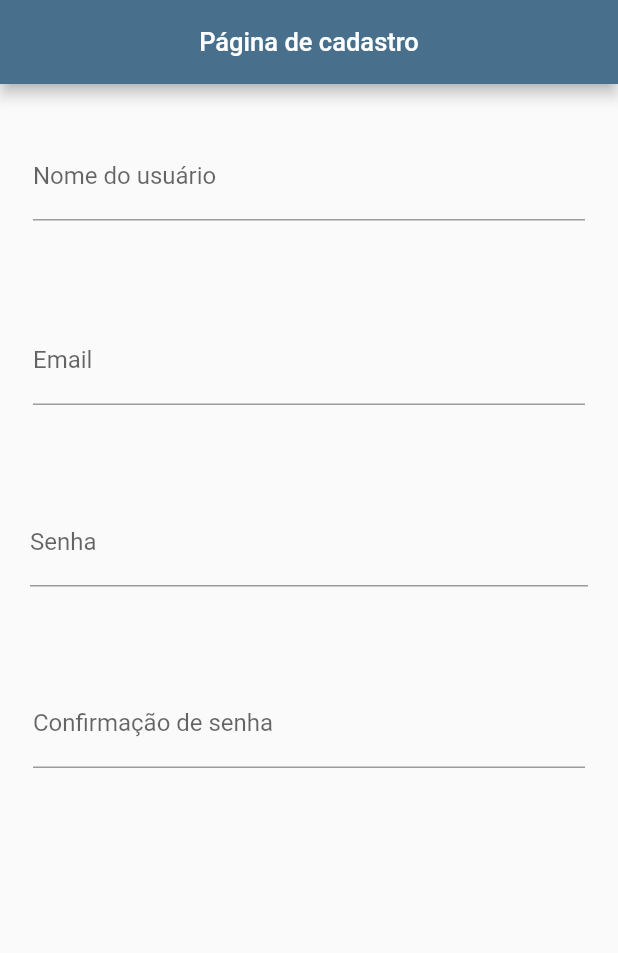
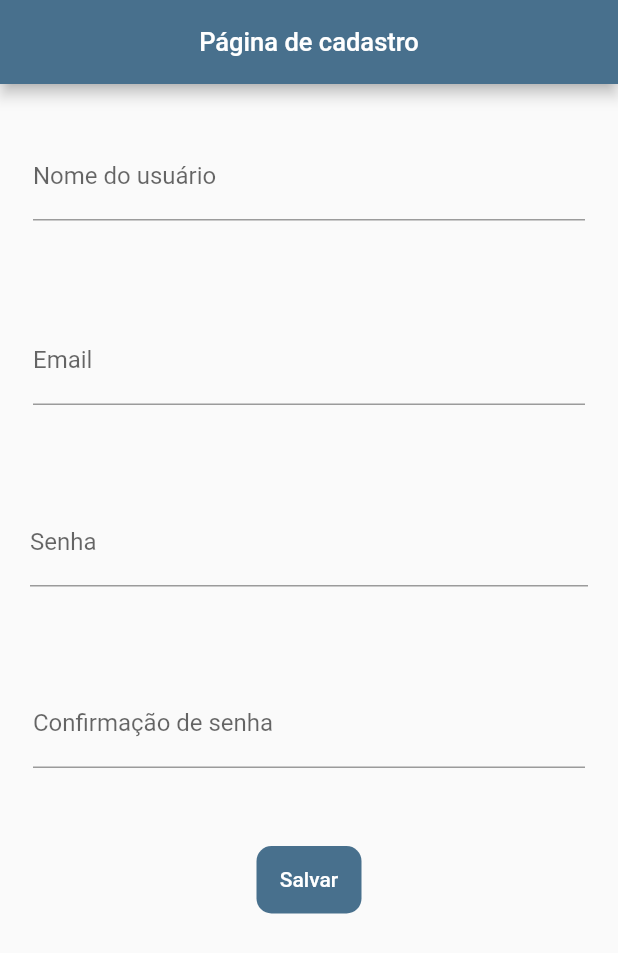
Before and after one commit to maryanasampaio/projeto_real_teste, a Flutter app: the screen it shows after launch, on a phone screen of 412 x 824 dp. Shown: the top 953 px of the screen. Run offline on Flutter 3.47's test engine with Material 2 defaults, Android fonts, the light colour scheme and no system bars.

Commit message:
botão para salvar o registro feito pelo usuário

```diff
--- /dev/null
+++ b/lib/componentes/botao.dart
@@ -0,0 +1,26 @@
+import 'package:flutter/material.dart';
+
+class Botao extends StatelessWidget {
+  const Botao({super.key});
+
+  @override
+  Widget build(BuildContext context) {
+    return Container(
+      margin: const EdgeInsets.all(20),
+      height: 45,
+      width: 70,
+      decoration: BoxDecoration(
+          color: Theme.of(context).primaryColor,
+          borderRadius: BorderRadius.circular(10)),
+      child: TextButton(
+        onPressed: () {},
+        child: const Text(
+          'Salvar',
+          style: TextStyle(
+            color: Colors.white,
+          ),
+        ),
+      ),
+    );
+  }
+}
--- a/lib/main.dart
+++ b/lib/main.dart
@@ -1,5 +1,6 @@
 import 'package:flutter/material.dart';
 import 'package:projeto_real_app/componentes/CamposWidget.dart';
+import 'package:projeto_real_app/componentes/botao.dart';
 
 void main() {
   runApp(const MyApp());
@@ -45,6 +46,7 @@ class _MyHomePageState extends State<MyHomePage> {
       body: Column(
         children: const [
           CamposDeRegistro(),
+          Botao(),
         ],
       ),
     );
```
